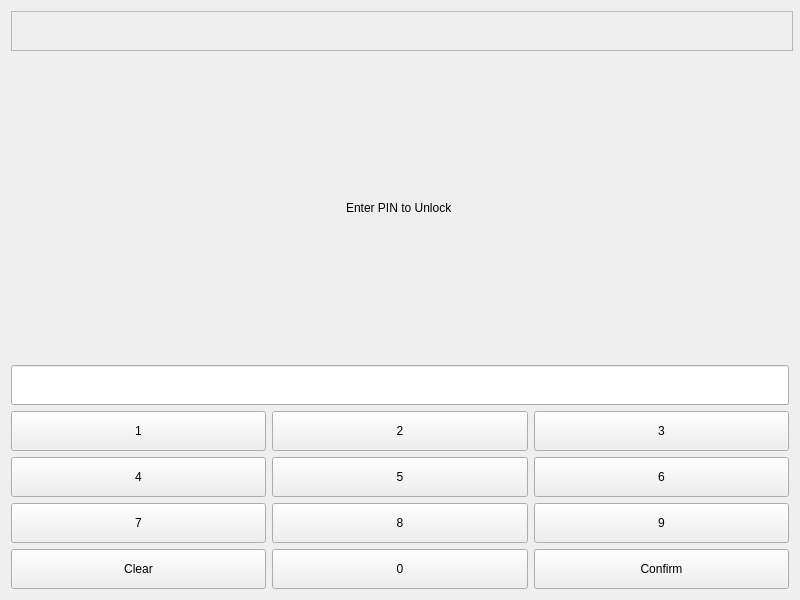
Above: lockscreen2.ui from aaronmcleancs/tslim-data-simulator before the change. Below: the same form after it.
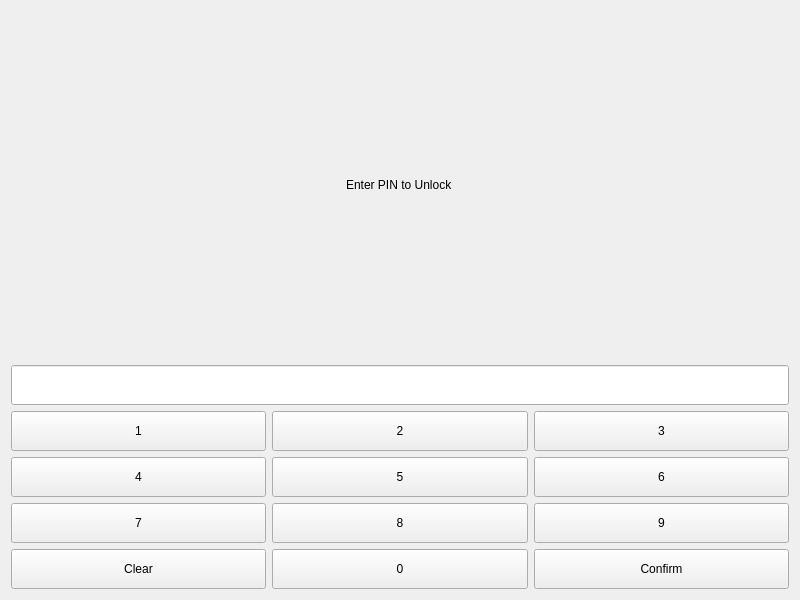
That is the form after the change.

Patch:
```diff
--- a/lockscreen2.ui
+++ b/lockscreen2.ui
@@ -22,42 +22,6 @@
   <layout class="QVBoxLayout" name="verticalLayout_3">
    <item>
     <layout class="QVBoxLayout" name="verticalLayout">
-     <item>
-      <widget class="QFrame" name="statusBarContainer">
-       <property name="minimumSize">
-        <size>
-         <width>782</width>
-         <height>40</height>
-        </size>
-       </property>
-       <property name="maximumSize">
-        <size>
-         <width>16777215</width>
-         <height>40</height>
-        </size>
-       </property>
-       <property name="frameShape">
-        <enum>QFrame::StyledPanel</enum>
-       </property>
-       <property name="frameShadow">
-        <enum>QFrame::Raised</enum>
-       </property>
-       <layout class="QHBoxLayout" name="horizontalLayout">
-        <property name="leftMargin">
-         <number>0</number>
-        </property>
-        <property name="topMargin">
-         <number>0</number>
-        </property>
-        <property name="rightMargin">
-         <number>0</number>
-        </property>
-        <property name="bottomMargin">
-         <number>0</number>
-        </property>
-       </layout>
-      </widget>
-     </item>
      <item>
       <layout class="QVBoxLayout" name="verticalLayout_2">
        <item alignment="Qt::AlignHCenter">
```
